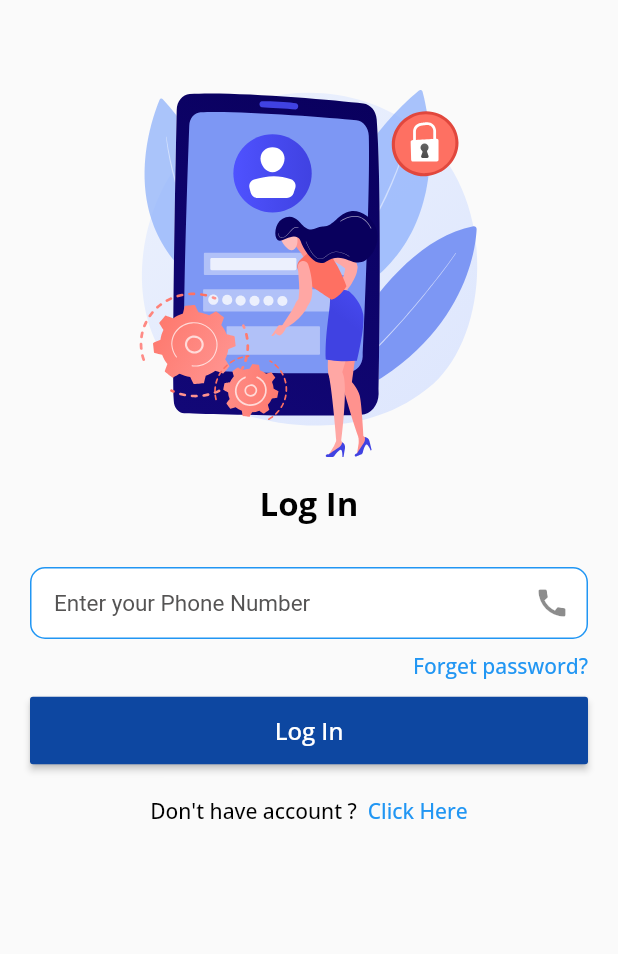
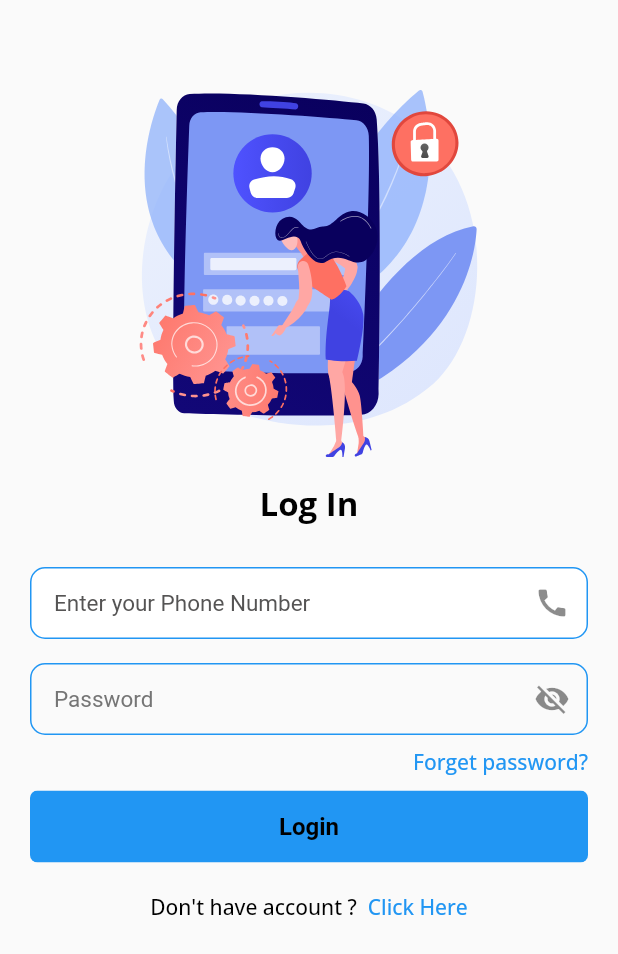
Before and after one commit to Mosh-Fatema-Koli/iflex, a Flutter app: the screen it shows after launch, after a tap on "Skip>>", on a phone screen of 412 x 824 dp. Shown: the top 954 px of the screen. Run offline on Flutter 3.47's test engine with Material 2 defaults, Android fonts, the light colour scheme and no system bars; our stand-ins replace eva_icons_flutter, flutter_contacts, flutter_spinkit, get, get_storage, google_fonts and 1 more; network calls fail; project files that could hold a hidden picture were left out.

Commit message:
login code added

```diff
--- a/iflex/lib/app/commons/constants/app_colors.dart
+++ b/iflex/lib/app/commons/constants/app_colors.dart
@@ -0,0 +1,6 @@
+import 'package:flutter/material.dart';
+
+class AppColors {
+  static const primaryColor = Colors.blue;
+  static const blackColor = Colors.black;
+}
--- /dev/null
+++ b/iflex/lib/app/commons/widgets/global_widgets.dart
@@ -0,0 +1,45 @@
+import 'package:flutter/cupertino.dart';
+import 'package:flutter/material.dart';
+import 'package:flutter_spinkit/flutter_spinkit.dart';
+import 'package:get/get.dart';
+import 'package:iflex/app/commons/constants/app_colors.dart';
+
+class GlobalWidgets {
+  static ClipRRect buttonWidget(
+      {required String? text,
+      VoidCallback? press,
+      Color? color,
+      Color? textColor}) {
+    return ClipRRect(
+      borderRadius: BorderRadius.circular(5.0),
+      child: Container(
+        width: double.infinity,
+        decoration: BoxDecoration(color: color ?? AppColors.primaryColor),
+        child: TextButton(
+          style: ElevatedButton.styleFrom(
+              backgroundColor: AppColors.primaryColor,
+              elevation: 0.0,
+              shadowColor: AppColors.primaryColor,
+              foregroundColor: AppColors.primaryColor),
+          onPressed: press,
+          child: Text(
+            text ?? '',
+            style: TextStyle(
+                color: textColor ?? AppColors.blackColor,
+                fontSize: 16,
+                fontWeight: FontWeight.bold),
+          ),
+        ),
+      ),
+    );
+  }
+
+  static Future customLoader() {
+    return Get.dialog(
+      const SpinKitThreeBounce(
+        color: Colors.white,
+        size: 40,
+      ),
+    );
+  }
+}
--- a/iflex/lib/app/modules/login/controllers/login_controller.dart
+++ b/iflex/lib/app/modules/login/controllers/login_controller.dart
@@ -1,9 +1,19 @@
+import 'package:flutter/material.dart';
 import 'package:get/get.dart';
+import 'package:iflex/app/commons/widgets/global_widgets.dart';
+import 'package:iflex/app/modules/login/models/login_reponse_model.dart';
+import 'package:iflex/app/modules/login/models/login_request_model.dart';
+import 'package:iflex/app/modules/login/repository/login_api_helper.dart';
+import 'package:iflex/app/modules/login/repository/login_api_impl.dart';
 
 class LoginController extends GetxController {
-  //TODO: Implement LoginController
+  final GlobalKey<FormState> formKey = GlobalKey<FormState>();
 
-  final count = 0.obs;
+  final TextEditingController tecPhone = TextEditingController();
+  final TextEditingController tecPassword = TextEditingController();
+
+  LoginApiHelper loginApi = LoginApiImpl();
+
   @override
   void onInit() {
     super.onInit();
@@ -19,5 +29,27 @@ class LoginController extends GetxController {
     super.onClose();
   }
 
-  void increment() => count.value++;
+  String? validator(String? value) {
+    if (value == null || value.isEmpty) {
+      return 'Please enter your phone number';
+    }
+    return null;
+  }
+
+  void onLoginClicked() {
+    GlobalWidgets.customLoader();
+    LoginRequestModel loginRequestModel = LoginRequestModel(
+        username: tecPhone.text.trim(), password: tecPassword.text.trim());
+
+    loginApi
+        .userLogin(loginRequestModel: loginRequestModel)
+        .then((LoginResponseModel? responseData) {
+      Get.back();
+      if (responseData != null) {
+
+      } else {
+        Get.snackbar("title", "message");
+      }
+    });
+  }
 }
--- a/iflex/lib/app/modules/login/models/login_reponse_model.dart
+++ b/iflex/lib/app/modules/login/models/login_reponse_model.dart
@@ -9,10 +9,4 @@ class LoginResponseModel {
     access = json['access'];
   }
 
-  Map<String, dynamic> toJson() {
-    final Map<String, dynamic> data = new Map<String, dynamic>();
-    data['refresh'] = this.refresh;
-    data['access'] = this.access;
-    return data;
-  }
 }
--- a/iflex/lib/app/modules/login/models/login_request_model.dart
+++ b/iflex/lib/app/modules/login/models/login_request_model.dart
@@ -1,6 +1,14 @@
 class LoginRequestModel {
-  final String username;
-  final String password;
+ final String username;
+ final String password;
 
-  LoginRequestModel({required this.username, required this.password});
+  LoginRequestModel({ required this.username, required this.password});
+
+
+  Map<String, dynamic> toJson() {
+    final Map<String, dynamic> data = <String, dynamic>{};
+    data['username'] = username;
+    data['password'] = password;
+    return data;
+  }
 }
--- a/iflex/lib/app/modules/login/views/login_view.dart
+++ b/iflex/lib/app/modules/login/views/login_view.dart
@@ -1,6 +1,7 @@
 import 'package:flutter/material.dart';
 
 import 'package:get/get.dart';
+import 'package:iflex/app/commons/widgets/global_widgets.dart';
 import 'package:iflex/app/modules/first_page/views/main_screen.dart';
 import 'package:iflex/app/modules/registration/views/registration_view.dart';
 import 'package:iflex/app/modules/widget/custom_TextField.dart';
@@ -10,11 +11,8 @@ import 'package:lottie/lottie.dart';
 import '../controllers/login_controller.dart';
 
 class LoginView extends GetView<LoginController> {
-   LoginView({Key? key}) : super(key: key);
+  const LoginView({Key? key}) : super(key: key);
   @override
-
-  final _formKey = GlobalKey<FormState>();
-
   @override
   Widget build(BuildContext context) {
     return Scaffold(
@@ -22,80 +20,74 @@ class LoginView extends GetView<LoginController> {
         child: Padding(
           padding: const EdgeInsets.all(20),
           child: Form(
-
-            key: _formKey,
+            key: controller.formKey,
             child: Column(
               mainAxisAlignment: MainAxisAlignment.center,
-
               children: [
-
                 Center(
                   child: Container(
                       height: 300,
-                      child: Lottie.asset('images/93385-login.json',height: 300,width: 300)),
+                      child: Lottie.asset('images/93385-login.json',
+                          height: 300, width: 300)),
                 ),
 
-                KText(text: "Log In",fontSize: 22,fontWeight: FontWeight.bold,),
+                KText(
+                  text: "Log In",
+                  fontSize: 22,
+                  fontWeight: FontWeight.bold,
+                ),
                 SizedBox(
                   height: 20,
                 ),
                 SignUpTextField(
                   suffixIcon: Icon(Icons.call),
-                  keybord:TextInputType.number,
+                  keybord: TextInputType.number,
                   hintText: "Enter your Phone Number",
-                //  controller: loginController.userController,
-                  validator: (value) {
-                    if (value == null || value.isEmpty) {
-                      return 'Please enter your phone number';
-                    }
-                    return null;
-                  },
-
+                  controller: controller.tecPhone,
+                  validator: controller.validator,
                 ),
 
-                // TextboxWidget(
-                //   hintText: "Password",
-                //   isPassword: true,
-                // controller: loginController.passwordController,
-                // ),
+                TextboxWidget(
+                  hintText: "Password",
+                  isPassword: true,
+                  controller: controller.tecPassword,
+                ),
                 Row(
                   mainAxisAlignment: MainAxisAlignment.end,
                   children: [
-                    KText(text: "Forget password?",color: Colors.blue,textAlign: TextAlign.right,),
+                    KText(
+                      text: "Forget password?",
+                      color: Colors.blue,
+                      textAlign: TextAlign.right,
+                    ),
                   ],
                 ),
-                SizedBox(height: 10,),
+                SizedBox(
+                  height: 10,
+                ),
+                GlobalWidgets.buttonWidget(text: 'Login', press: controller.onLoginClicked),
 
-              MaterialButton(
-                    onPressed: (){
-                      if (_formKey.currentState!.validate()) {
-
-                      //  loginController.loginApi();
-                        Get.offAll(MainScreen());
-
-                      }
-
-                    },
-                    minWidth: MediaQuery.of(context).size.width,
-                    color: Colors.blue[900],
-
-                    height: 45,
-                    child: KText(text: "Log In",fontSize: 16,color: Colors.white,)),
-
-                SizedBox(height: 20,),
+                SizedBox(
+                  height: 20,
+                ),
 
                 Row(
                   mainAxisAlignment: MainAxisAlignment.center,
                   children: [
-                    KText(text: "Don't have account ?  ",color: Colors.black,),
+                    KText(
+                      text: "Don't have account ?  ",
+                      color: Colors.black,
+                    ),
                     GestureDetector(
-                        onTap: (){
-                      Get.to(RegistrationView());
+                        onTap: () {
+                          Get.to(RegistrationView());
                         },
-                        child: KText(text: "Click Here",color: Colors.blue,)),
+                        child: KText(
+                          text: "Click Here",
+                          color: Colors.blue,
+                        )),
                   ],
                 ),
-
               ],
             ),
           ),
```
Also changed, not shown: iflex/lib/app/modules/login/repository/login_api_impl.dart (+4 -3 lines), iflex/pubspec.yaml (+9 -3 lines), iflex/pubspec.lock, 5 other files.
